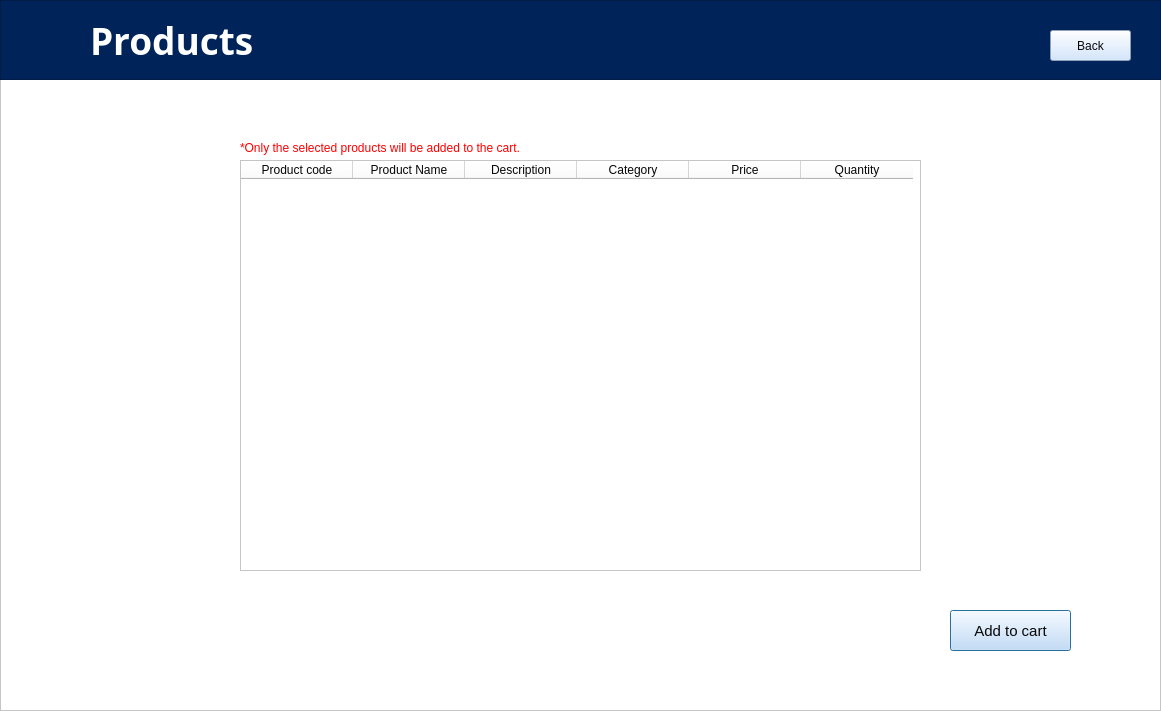
Usman-Rizwan04/Ecommerce-store-cpp, file ProductsScreen.ui: the form before one commit.
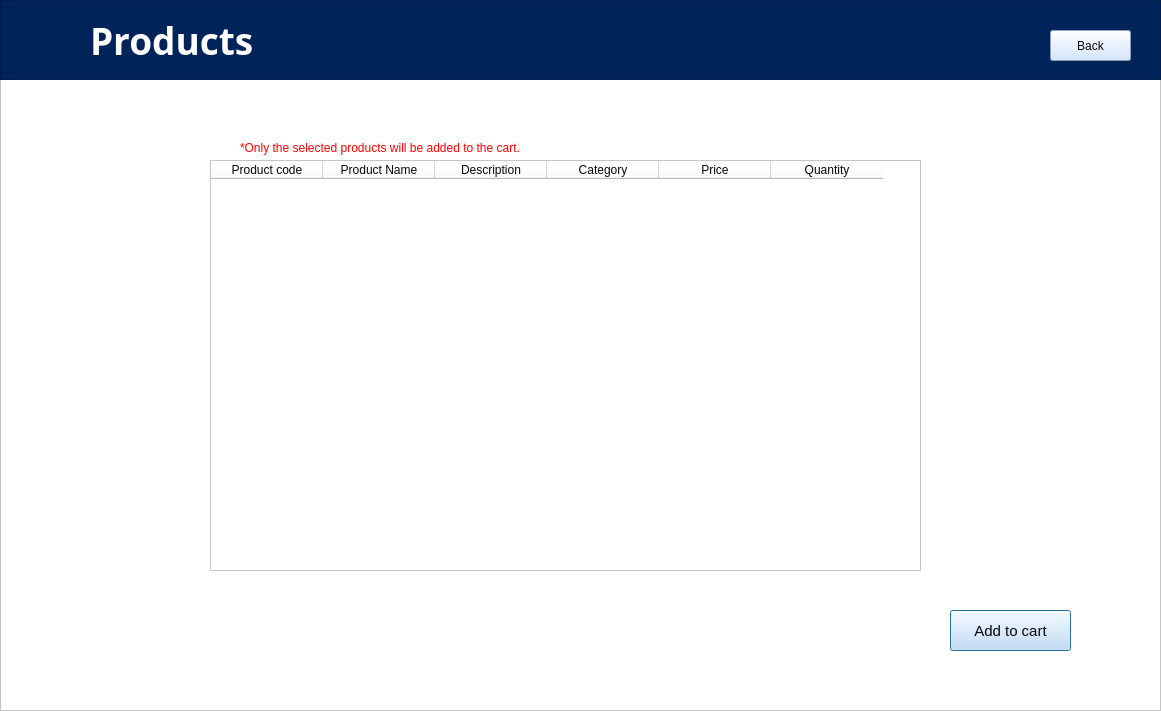
The form after the commit. Icons and pictures are not drawn.

```diff
--- a/ProductsScreen.ui
+++ b/ProductsScreen.ui
@@ -57,9 +57,9 @@
    <widget class="QTableWidget" name="productsTable">
     <property name="geometry">
      <rect>
-      <x>240</x>
+      <x>210</x>
       <y>160</y>
-      <width>681</width>
+      <width>711</width>
       <height>411</height>
      </rect>
     </property>
```
